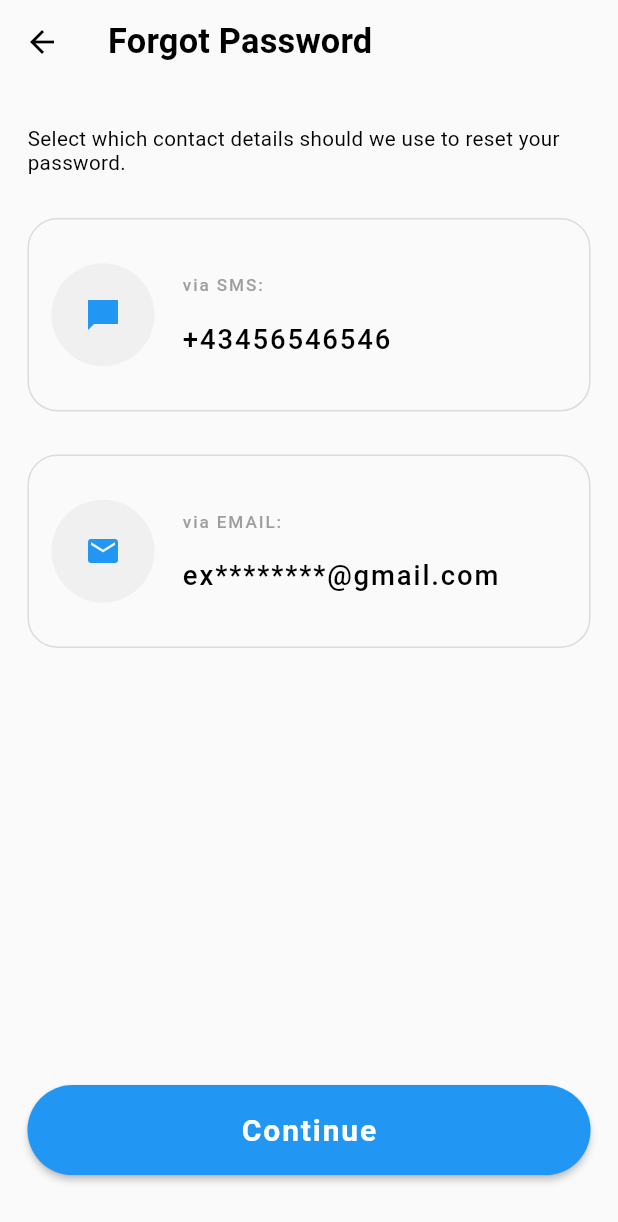
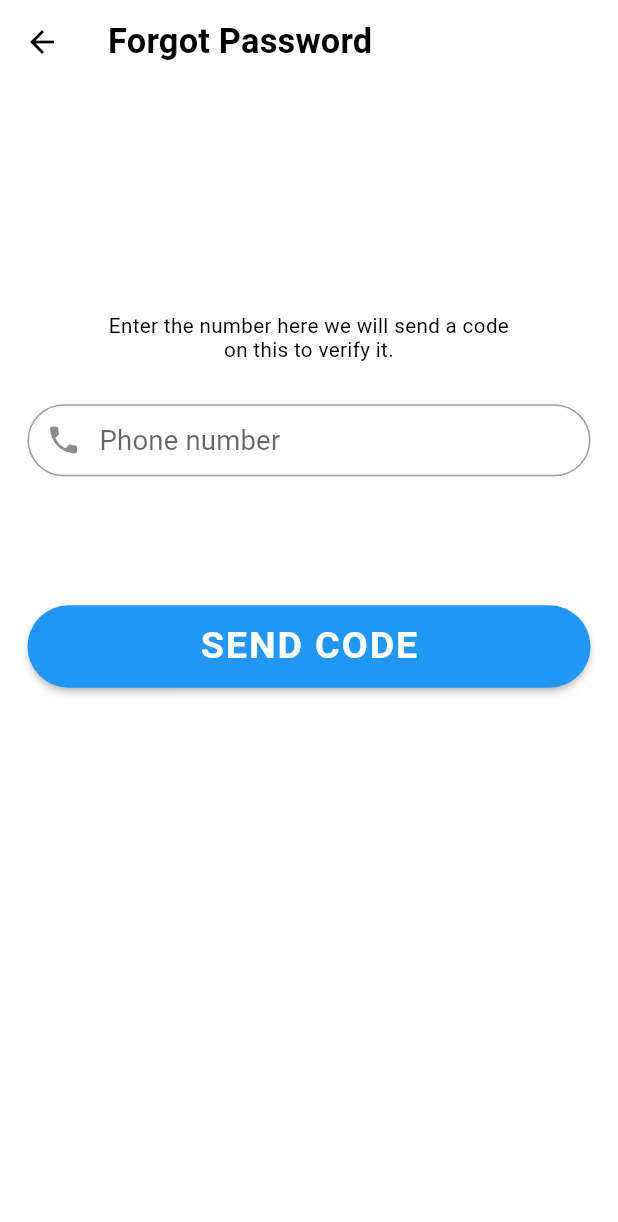
Before and after one commit to ZainNaqvi/Real-Estate-App, a Flutter app: the ForgotScreen screen opened by its route, after a tap on "via SMS:", on a phone screen of 412 x 824 dp. Shown: the top 1222 px of the screen. Run offline on Flutter 3.47's test engine with Material 2 defaults, Android fonts, the light colour scheme and no system bars; our stand-ins replace flutter_screenutil, flutter_svg, form_field_validator.

Commit message:
number screen

```diff
--- a/lib/forgot/components/body.dart
+++ b/lib/forgot/components/body.dart
@@ -1,6 +1,6 @@
 import 'package:flutter/material.dart';
 import 'package:flutter_screenutil/flutter_screenutil.dart';
-
+import 'package:houses_olx/smsOTP/smsOTP.dart';
 
 import '../../widget/default.dart';
 
@@ -39,8 +39,8 @@ class Body extends StatelessWidget {
               ),
             ),
             onPressed: () {
-              // Navigator.of(context)
-              //     .push(MaterialPageRoute(builder: (context) => SmsOTP()));
+              Navigator.of(context).push(
+                  MaterialPageRoute(builder: (context) => SmsOtpScreen()));
             },
             child: Row(
               children: [
--- a/lib/main.dart
+++ b/lib/main.dart
@@ -25,6 +25,7 @@ class MyApp extends StatelessWidget {
           routes: routes,
           // You can use the library anywhere in the app even in theme
           theme: ThemeData(
+            scaffoldBackgroundColor: Colors.white,
             primarySwatch: Colors.blue,
             textTheme: Typography.englishLike2018.apply(fontSizeFactor: 1.sp),
           ),
--- a/lib/routes.dart
+++ b/lib/routes.dart
@@ -2,6 +2,7 @@ import 'package:flutter/material.dart';
 import 'package:houses_olx/forgot/forgotPassword.dart';
 import 'package:houses_olx/signin/signin.dart';
 import 'package:houses_olx/signup/signup.dart';
+import 'package:houses_olx/smsOTP/smsOTP.dart';
 
 import 'package:houses_olx/splashScreen/splashscreen.dart';
 
@@ -10,4 +11,5 @@ final Map<String, WidgetBuilder> routes = {
   SignUp.routeName: (context) => SignUp(),
   Signin.routeName: (context) => Signin(),
   ForgotScreen.routeName: (context) => ForgotScreen(),
+  SmsOtpScreen.routeName: (context) => SmsOtpScreen(),
 };
--- a/lib/signin/components/body.dart
+++ b/lib/signin/components/body.dart
@@ -16,7 +16,7 @@ class Body extends StatelessWidget {
       child: SingleChildScrollView(
         child: Column(
           children: [
-            Image.asset("assets/images/splash_3.png"),
+            Image.asset("assets/images/house2.jpg"),
             SizedBox(
               height: 10.h,
             ),
--- a/lib/signup/components/body.dart
+++ b/lib/signup/components/body.dart
@@ -10,15 +10,17 @@ class Body extends StatelessWidget {
 
   @override
   Widget build(BuildContext context) {
-    return Padding(
-      padding: EdgeInsets.symmetric(horizontal: 20.w, vertical: 20.h),
-      child: SingleChildScrollView(
+    return SingleChildScrollView(
       child: Column(
         children: [
-            Image.asset("assets/images/splash_3.png"),
+          Image.asset("assets/images/house1.jpg"),
           SizedBox(
             height: 10.h,
           ),
+          Padding(
+            padding: EdgeInsets.symmetric(horizontal: 20.w, vertical: 20.h),
+            child: Column(
+              children: [
                 Text(
                   "Sign up for free",
                   style: TextStyle(
@@ -70,9 +72,11 @@ class Body extends StatelessWidget {
                   linkText: "Sign in",
                   color: Colors.grey,
                   linkColor: Colors.blue,
-            )
+                ),
               ],
             ),
+          ),
+        ],
       ),
     );
   }
--- /dev/null
+++ b/lib/smsOTP/components/body.dart
@@ -0,0 +1,73 @@
+import 'package:flutter/material.dart';
+import 'package:flutter_screenutil/flutter_screenutil.dart';
+
+import '../../widget/customOutlineBorder.dart';
+import '../../widget/default.dart';
+import '../../widget/suffixIcon.dart';
+
+class Body extends StatefulWidget {
+  const Body({Key? key}) : super(key: key);
+
+  @override
+  State<Body> createState() => _BodyState();
+}
+
+class _BodyState extends State<Body> {
+  TextEditingController _userNumberController = TextEditingController();
+  @override
+  void dispose() {
+    _userNumberController.dispose();
+    super.dispose();
+  }
+
+  @override
+  Widget build(BuildContext context) {
+    return SingleChildScrollView(
+      child: Padding(
+        padding: EdgeInsets.symmetric(horizontal: 16.w, vertical: 104.h),
+        child: Column(
+          mainAxisAlignment: MainAxisAlignment.center,
+          children: [
+            SizedBox(
+              height: 24.h,
+            ),
+            Column(
+              children: [
+                Text(
+                  "Enter the number here we will send a code\non this to verify it. ",
+                  maxLines: 2,
+                  textAlign: TextAlign.center,
+                  style: TextStyle(
+                    color: Colors.black,
+                    fontSize: 12.sp,
+                  ),
+                ),
+                SizedBox(
+                  height: 24.h,
+                ),
+                TextFormField(
+                  controller: _userNumberController,
+                  keyboardType: TextInputType.number,
+                  textInputAction: TextInputAction.done,
+                  decoration: InputDecoration(
+                    contentPadding: EdgeInsets.fromLTRB(20.w, 0, 0, 0),
+                    hintText: "Phone number",
+                    enabledBorder: customOutlineBorder(),
+                    suffixIcon: null,
+                    prefixIcon: Icon(Icons.phone),
+                    focusedBorder: customOutlineBorder(),
+                    border: customOutlineBorder(),
+                  ),
+                ),
+                SizedBox(
+                  height: 72.h,
+                ),
+                defaultButton(text: "SEND CODE", press: () {}),
+              ],
+            ),
+          ],
+        ),
+      ),
+    );
+  }
+}
--- /dev/null
+++ b/lib/smsOTP/smsOTP.dart
@@ -0,0 +1,27 @@
+import 'package:flutter/material.dart';
+import 'package:flutter_screenutil/flutter_screenutil.dart';
+import 'package:houses_olx/smsOTP/components/body.dart';
+
+class SmsOtpScreen extends StatelessWidget {
+  static String routeName = "/smsOTPScreen";
+
+  @override
+  Widget build(BuildContext context) {
+    return Scaffold(
+      appBar: AppBar(
+        iconTheme: IconThemeData(color: Colors.black),
+        elevation: 0,
+        backgroundColor: Colors.transparent,
+        title: Text(
+          'Forgot Password',
+          style: TextStyle(
+            color: Colors.black,
+            fontWeight: FontWeight.w600,
+            fontSize: 20.sp,
+          ),
+        ),
+      ),
+      body: Body(),
+    );
+  }
+}
--- a/lib/splashScreen/components/body.dart
+++ b/lib/splashScreen/components/body.dart
@@ -19,19 +19,19 @@ class _BodyState extends State<Body> {
       "title": "The Biggest Real Estate App\nof the Century",
       "desc":
           "the e-Commerce industry is witnessing the most significant growth of mobile solutions development.",
-      "imageURL": "assets/images/splash_1.png",
+      "imageURL": "assets/images/house1.jpg",
     },
     {
-      "title": "We Focus on Providing a Comfortable\nPlace for You",
+      "title": "We Focus on Providing a\nComfortable Place for You",
       "desc":
           "the e-Commerce industry is witnessing the most significant growth of mobile solutions development.",
-      "imageURL": "assets/images/splash_2.png",
+      "imageURL": "assets/images/house2.jpg",
     },
     {
       "title": "Find your Beloved Family's Dream\nHouse with us",
       "desc":
           "the e-Commerce industry is witnessing the most significant growth of mobile solutions development.",
-      "imageURL": "assets/images/splash_3.png",
+      "imageURL": "assets/images/house1.jpg",
     },
   ];
 
@@ -63,6 +63,8 @@ class _BodyState extends State<Body> {
             ),
             Expanded(
               flex: 2,
+              child: Container(
+                color: Colors.white,
                 child: Column(
                   children: [
                     Spacer(),
@@ -70,8 +72,8 @@ class _BodyState extends State<Body> {
                       mainAxisAlignment: MainAxisAlignment.center,
                       children: List.generate(
                         items.length,
-                      (index) =>
-                          splashDots(index: index, currentIndex: currentIndex),
+                        (index) => splashDots(
+                            index: index, currentIndex: currentIndex),
                       ),
                     ),
                     Spacer(
@@ -109,6 +111,7 @@ class _BodyState extends State<Body> {
                   ],
                 ),
               ),
+            ),
           ],
         ),
       ),
--- /dev/null
+++ b/lib/widget/customOutlineBorder.dart
@@ -0,0 +1,8 @@
+import 'package:flutter/material.dart';
+
+OutlineInputBorder customOutlineBorder() {
+  return OutlineInputBorder(
+    borderRadius: BorderRadius.circular(40),
+    borderSide: BorderSide(color: Colors.grey),
+  );
+}
--- a/lib/widget/default.dart
+++ b/lib/widget/default.dart
@@ -1,4 +1,5 @@
 import 'package:flutter/material.dart';
+import 'package:flutter_screenutil/flutter_screenutil.dart';
 
 ElevatedButton defaultButton(
     {required String text, required VoidCallback press}) {
@@ -7,7 +8,7 @@ ElevatedButton defaultButton(
     style: ElevatedButton.styleFrom(
       shape: StadiumBorder(),
       primary: Colors.blue,
-      minimumSize: Size(double.infinity, 60),
+      minimumSize: Size(double.infinity, 46.h),
     ),
     onPressed: press,
     child: Text(
@@ -15,7 +16,7 @@ ElevatedButton defaultButton(
       style: TextStyle(
         color: Colors.white,
         fontWeight: FontWeight.bold,
-        fontSize: 20,
+        fontSize: 22.sp,
       ),
     ),
   );
```
Also changed, not shown: assets/images/house1.jpg (added), assets/images/house2.jpg (added). Lines whose indentation alone changed are shown as unchanged.
